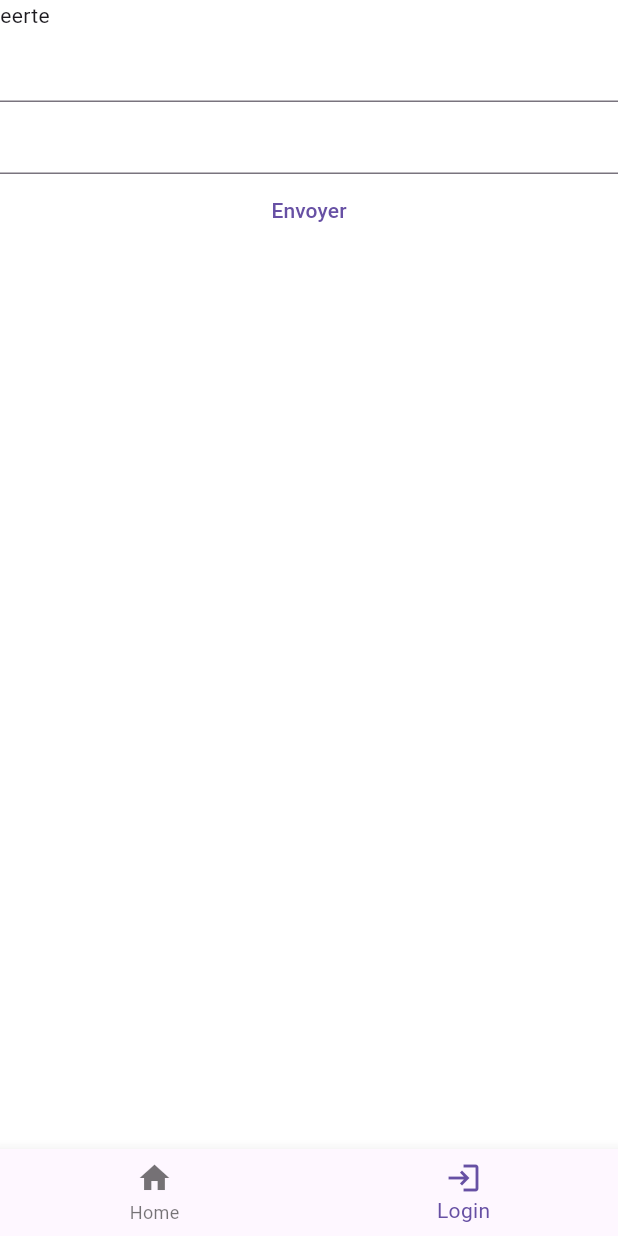
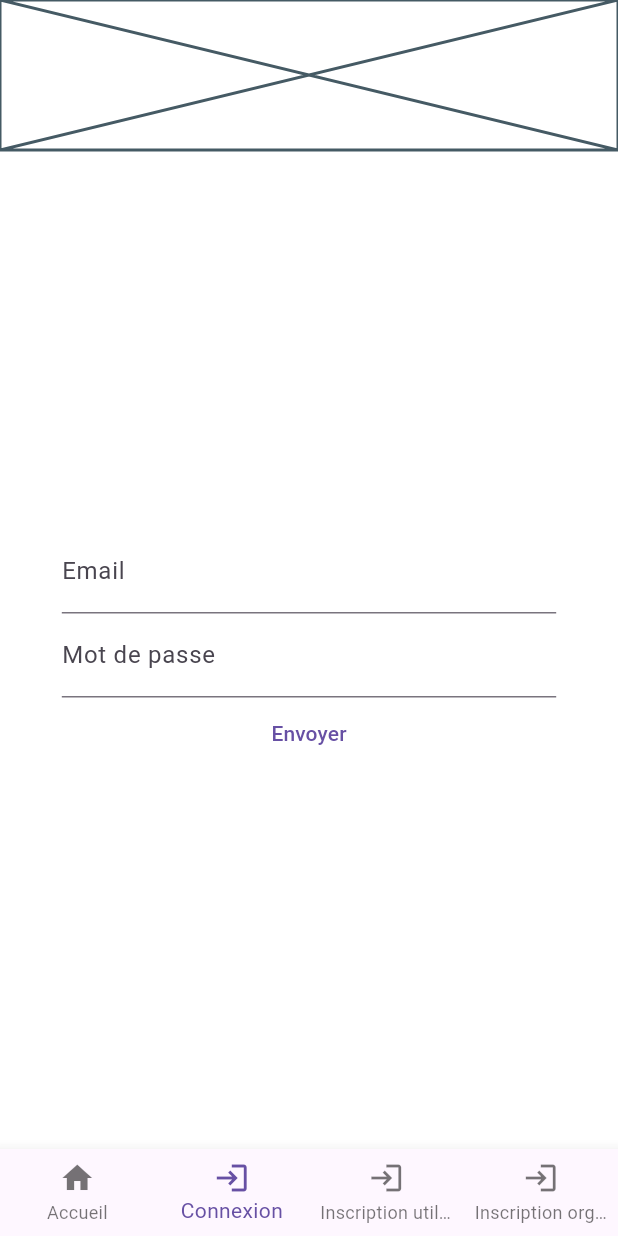
Before and after one commit to Stabien/esgi-challenge-s4, a Flutter app: the screen it shows after launch, item 2 of the bottom bar chosen, on a phone screen of 412 x 824 dp. Run offline on Flutter 3.47's test engine with Material 3 defaults, Android fonts, the phone set to English and light mode, and no system bars; our stand-ins replace dio, flutter_dotenv.

Commit message:
feat(front): add registration screens and forms

```diff
--- /dev/null
+++ b/mobile/lib/components/forms/login_form.dart
@@ -0,0 +1,64 @@
+import 'package:dio/dio.dart';
+import 'package:flutter/material.dart';
+import 'package:mobile/models/user.dart';
+import 'package:mobile/services/userServices.dart';
+
+class LoginForm extends StatefulWidget {
+  const LoginForm({super.key});
+
+  @override
+  State<LoginForm> createState() => _LoginFormState();
+}
+
+class _LoginFormState extends State<LoginForm> {
+  final UserServices _userServices = UserServices();
+
+  String _email = "";
+  String _password = "";
+
+  void _onEmailInputChange(String value) {
+    setState(() {
+      _email = value;
+    });
+  }
+
+  void _onPasswordInputChange(String value) {
+    setState(() {
+      _password = value;
+    });
+  }
+
+  void _onSubmit() async {
+    final userCredentials = UserCredentials(_email, _password);
+    final Response response = await _userServices.auth(userCredentials);
+    print(response);
+  }
+
+  @override
+  Widget build(BuildContext context) {
+    return Form(
+      child: Column(
+        mainAxisAlignment: MainAxisAlignment.center,
+        crossAxisAlignment: CrossAxisAlignment.center,
+        children: [
+          TextFormField(
+            onChanged: _onEmailInputChange,
+            decoration: const InputDecoration(
+              labelText: 'Email',
+            ),
+          ),
+          TextFormField(
+            onChanged: _onPasswordInputChange,
+            decoration: const InputDecoration(
+              labelText: 'Mot de passe',
+            ),
+          ),
+          TextButton(
+            onPressed: _onSubmit,
+            child: const Text("Envoyer"),
+          ),
+        ],
+      ),
+    );
+  }
+}
--- a/mobile/lib/components/navigation/bottom_bar.dart
+++ b/mobile/lib/components/navigation/bottom_bar.dart
@@ -14,14 +14,23 @@ class _BottomBarState extends State<BottomBar> {
   @override
   Widget build(BuildContext context) {
     return BottomNavigationBar(
+      type: BottomNavigationBarType.fixed,
       items: const [
         BottomNavigationBarItem(
           icon: Icon(Icons.home),
-          label: 'Home',
+          label: 'Accueil',
         ),
         BottomNavigationBarItem(
           icon: Icon(Icons.login),
-          label: 'Login',
+          label: 'Connexion',
+        ),
+        BottomNavigationBarItem(
+          icon: Icon(Icons.login),
+          label: 'Inscription utilisateur',
+        ),
+        BottomNavigationBarItem(
+          icon: Icon(Icons.login),
+          label: 'Inscription organisateur',
         ),
       ],
       currentIndex: widget.selectedIndex,
--- a/mobile/lib/layout.dart
+++ b/mobile/lib/layout.dart
@@ -1,6 +1,8 @@
 import 'package:flutter/material.dart';
+import 'package:mobile/screens/customer_register_screen.dart';
 import 'package:mobile/screens/home_screen.dart';
 import 'package:mobile/screens/login_screen.dart';
+import 'package:mobile/screens/organizer_register_screen.dart';
 import 'components/navigation/bottom_bar.dart';
 
 class Home extends StatefulWidget {
@@ -16,6 +18,8 @@ class _HomeState extends State<Home> {
   static const List<Widget> _pages = <Widget>[
     HomeScreen(),
     LoginScreen(),
+    CustomerRegisterScreen(),
+    OrganizerRegisterScreen(),
   ];
 
   void _onBottomBarItemTapped(int index) {
@@ -30,7 +34,7 @@ class _HomeState extends State<Home> {
       backgroundColor: Colors.white,
       appBar: const PreferredSize(
         preferredSize: Size.fromHeight(100),
-        child: Text('eerte'),
+        child: Placeholder(),
       ),
       bottomNavigationBar: BottomBar(
         selectedIndex: _selectedPageIndex,
@@ -40,21 +44,3 @@ class _HomeState extends State<Home> {
     );
   }
 }
-
-class AppBar extends StatelessWidget {
-  const AppBar({super.key});
-
-  @override
-  Widget build(BuildContext context) {
-    return const Placeholder();
-  }
-}
-
-// class BottomBar extends StatelessWidget {
-//   const BottomBar({super.key});
-
-//   @override
-//   Widget build(BuildContext context) {
-//     return const Placeholder();
-//   }
-// }
--- a/mobile/lib/main.dart
+++ b/mobile/lib/main.dart
@@ -1,8 +1,6 @@
 import 'package:flutter/material.dart';
 import 'package:flutter_dotenv/flutter_dotenv.dart';
 import 'package:mobile/layout.dart';
-import 'package:mobile/create_event_form.dart';
-import 'package:mobile/update_event_form.dart';
 
 void main() async {
   await dotenv.load();
--- /dev/null
+++ b/mobile/lib/models/user.dart
@@ -0,0 +1,21 @@
+class UserCredentials {
+  final String email;
+  final String password;
+
+  UserCredentials(
+    this.email,
+    this.password,
+  );
+}
+
+class UserRegistrationPayload extends UserCredentials {
+  final String firstname;
+  final String lastname;
+
+  UserRegistrationPayload(
+    super.email,
+    super.password,
+    this.firstname,
+    this.lastname,
+  );
+}
--- a/mobile/lib/screens/login_screen.dart
+++ b/mobile/lib/screens/login_screen.dart
@@ -1,54 +1,15 @@
-import 'package:dio/dio.dart';
 import 'package:flutter/material.dart';
-import 'package:flutter/services.dart';
-import 'package:mobile/services/userServices.dart';
+import 'package:mobile/components/forms/login_form.dart';
 
-class LoginScreen extends StatefulWidget {
+class LoginScreen extends StatelessWidget {
   const LoginScreen({super.key});
 
   @override
-  State<LoginScreen> createState() => _LoginScreenState();
-}
-
-class _LoginScreenState extends State<LoginScreen> {
-  final UserServices _userServices = UserServices();
-
-  String _email = "";
-  String _password = "";
-
-  void _onEmailInputChange(String value) {
-    setState(() {
-      _email = value;
-    });
-  }
-
-  void _onPasswordInputChange(String value) {
-    setState(() {
-      _password = value;
-    });
-  }
-
-  void _onSubmit() async {
-    final Response response = await _userServices.auth(_email, _password);
-    print(response);
-  }
-
-  @override
   Widget build(BuildContext context) {
-    return Form(
-      child: Column(
-        children: [
-          TextFormField(
-            onChanged: _onEmailInputChange,
-          ),
-          TextFormField(
-            onChanged: _onPasswordInputChange,
-          ),
-          TextButton(
-            onPressed: _onSubmit,
-            child: const Text("Envoyer"),
-          ),
-        ],
+    return const Center(
+      child: FractionallySizedBox(
+        widthFactor: 0.8,
+        child: LoginForm(),
       ),
     );
   }
```
Also changed, not shown: mobile/lib/components/forms/customer_register_form.dart (added, +98 -0 lines), mobile/lib/components/forms/organizer_register_form.dart (added, +98 -0 lines), mobile/lib/screens/customer_register_screen.dart (added, +16 -0 lines), mobile/lib/screens/organizer_register_screen.dart (added, +16 -0 lines), mobile/lib/services/userServices.dart (+26 -3 lines).
